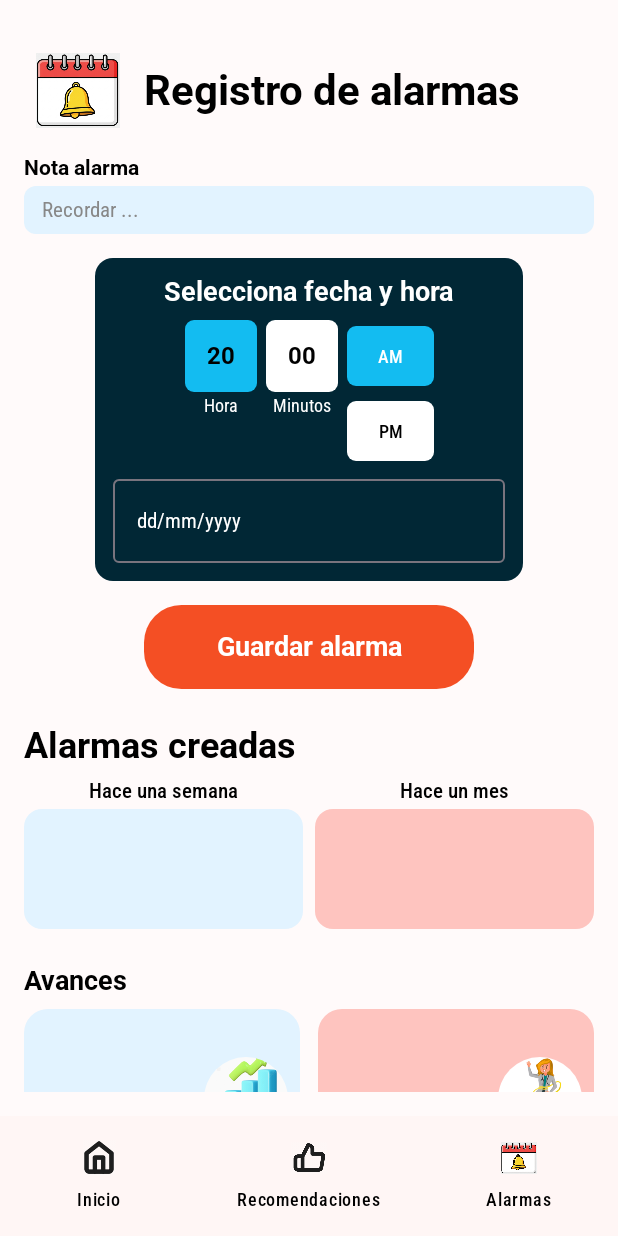
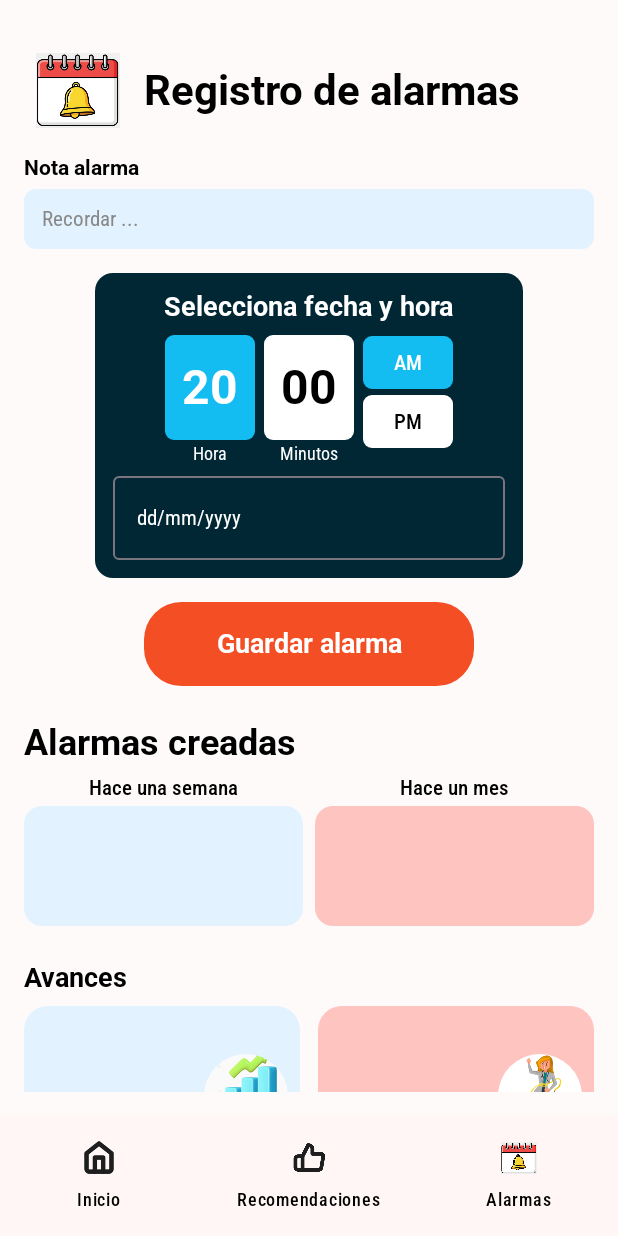
Before and after one commit to sebastian-blip/NutriAlarmMobile, an Android app built with Jetpack Compose: the HomeScreen screen opened through its navigation route, item 3 of the bottom bar chosen, on a phone screen of 412 x 824 dp. Run offline under Robolectric (Android 15) with nearby library versions, the phone set to English and light mode, and no system bars.

Commit message:
Ajuste icono Home y navegacion

```diff
--- a/app/build.gradle.kts
+++ b/app/build.gradle.kts
@@ -41,6 +41,7 @@ android {
 
 dependencies {
     implementation("androidx.compose.material3:material3:1.4.0")
+    implementation("androidx.compose.material:material-icons-extended:1.7.5")
     implementation(libs.androidx.core.ktx)
     implementation(libs.androidx.lifecycle.runtime.ktx)
     implementation(libs.androidx.activity.compose)
--- a/app/src/main/java/com/example/nutrialarmmobile/ui/screens/AlarmScreen.kt
+++ b/app/src/main/java/com/example/nutrialarmmobile/ui/screens/AlarmScreen.kt
@@ -120,13 +120,13 @@ fun AlarmNoteInput(
             fontSize = 14.sp,
             fontWeight = FontWeight.SemiBold
         )
-        Spacer(modifier = Modifier.height(4.dp))
+        Spacer(modifier = Modifier.height(6.dp))
         Row(
             verticalAlignment = Alignment.CenterVertically,
             modifier = Modifier
                 .fillMaxWidth()
                 .background(BackgroundBlueCards, RoundedCornerShape(8.dp))
-                .padding(horizontal = 12.dp, vertical = 8.dp)
+                .padding(horizontal = 12.dp, vertical = 12.dp)
         ) {
             BasicTextField(
                 value = note,
@@ -165,8 +165,7 @@ fun DateTimeSelectionCard() {
         contentAlignment = Alignment.Center
     ) {
         Card(
-            modifier = Modifier
-                .fillMaxWidth(0.75f),
+            modifier = Modifier.fillMaxWidth(0.75f),
             shape = RoundedCornerShape(12.dp),
             colors = CardDefaults.cardColors(containerColor = BlueGeneralText)
         ) {
@@ -174,7 +173,6 @@ fun DateTimeSelectionCard() {
                 modifier = Modifier.padding(12.dp),
                 horizontalAlignment = Alignment.CenterHorizontally
             ) {
-                // Título más pequeño
                 Text(
                     "Selecciona fecha y hora",
                     color = Color.White,
@@ -184,18 +182,21 @@ fun DateTimeSelectionCard() {
 
                 Spacer(modifier = Modifier.height(8.dp))
 
-                // Hora y AM/PM
                 Row(horizontalArrangement = Arrangement.spacedBy(6.dp)) {
+                    val totalHeight = 70.dp   // 🔽 más bajo que antes
+                    val halfHeight = totalHeight / 2
+
                     // Cuadro hora
                     Column(horizontalAlignment = Alignment.CenterHorizontally) {
                         Box(
                             modifier = Modifier
-                                .size(width = 48.dp, height = 48.dp)
+                                .width(60.dp)
+                                .height(totalHeight)
                                 .clip(RoundedCornerShape(6.dp))
                                 .background(NutriBlueAccent),
                             contentAlignment = Alignment.Center
                         ) {
-                            Text("20", fontWeight = FontWeight.Bold, fontSize = 16.sp)
+                            Text("20", fontWeight = FontWeight.Bold, fontSize = 32.sp, color = Color.White)
                         }
                         Spacer(modifier = Modifier.height(2.dp))
                         Text("Hora", color = Color.White, fontSize = 12.sp)
@@ -205,12 +206,13 @@ fun DateTimeSelectionCard() {
                     Column(horizontalAlignment = Alignment.CenterHorizontally) {
                         Box(
                             modifier = Modifier
-                                .size(width = 48.dp, height = 48.dp)
+                                .width(60.dp)
+                                .height(totalHeight)
                                 .clip(RoundedCornerShape(6.dp))
                                 .background(Color.White),
                             contentAlignment = Alignment.Center
                         ) {
-                            Text("00", fontWeight = FontWeight.Bold, fontSize = 16.sp, color = Color.Black)
+                            Text("00", fontWeight = FontWeight.Bold, fontSize = 32.sp, color = Color.Black)
                         }
                         Spacer(modifier = Modifier.height(2.dp))
                         Text("Minutos", color = Color.White, fontSize = 12.sp)
@@ -221,18 +223,24 @@ fun DateTimeSelectionCard() {
                         Button(
                             onClick = {},
                             shape = RoundedCornerShape(6.dp),
-                            contentPadding = PaddingValues(horizontal = 8.dp, vertical = 2.dp),
+                            modifier = Modifier
+                                .width(60.dp)
+                                .height(halfHeight),
+                            contentPadding = PaddingValues(0.dp),
                             colors = ButtonDefaults.buttonColors(containerColor = NutriBlueAccent)
-                        ) { Text("AM", fontSize = 12.sp) }
+                        ) { Text("AM", fontSize = 14.sp, color = Color.White) }
 
-                        Spacer(modifier = Modifier.height(2.dp))
+                        Spacer(modifier = Modifier.height(4.dp))
 
                         Button(
                             onClick = {},
                             shape = RoundedCornerShape(6.dp),
-                            contentPadding = PaddingValues(horizontal = 8.dp, vertical = 2.dp),
+                            modifier = Modifier
+                                .width(60.dp)
+                                .height(halfHeight),
+                            contentPadding = PaddingValues(0.dp),
                             colors = ButtonDefaults.buttonColors(containerColor = Color.White)
-                        ) { Text("PM", fontSize = 12.sp, color = Color.Black) }
+                        ) { Text("PM", fontSize = 14.sp, color = Color.Black) }
                     }
                 }
 
--- a/app/src/main/java/com/example/nutrialarmmobile/ui/screens/HomeScreen.kt
+++ b/app/src/main/java/com/example/nutrialarmmobile/ui/screens/HomeScreen.kt
@@ -24,6 +24,9 @@ import androidx.compose.ui.unit.sp
 import androidx.navigation.NavController
 import com.example.nutrialarmmobile.R
 import com.example.nutrialarmmobile.ui.theme.*
+import androidx.compose.material.icons.Icons
+import androidx.compose.material.icons.filled.ArrowForward
+import androidx.compose.material.icons.filled.ChevronRight
 
 @Composable
 fun HomeScreen(navController: NavController) {
@@ -109,10 +112,10 @@ fun NotifyRecommendation() {
             )
             Spacer(modifier = Modifier.width(4.dp))
             Icon(
-                painter = painterResource(R.drawable.ic_alarm),
+                imageVector = Icons.Filled.ChevronRight,
                 contentDescription = "Ir a recomendación",
-                tint = Color(0xFFFFA500),
-                modifier = Modifier.size(20.dp)
+                tint = NutriRed,
+                modifier = Modifier.size(40.dp)
             )
         }
 
```
